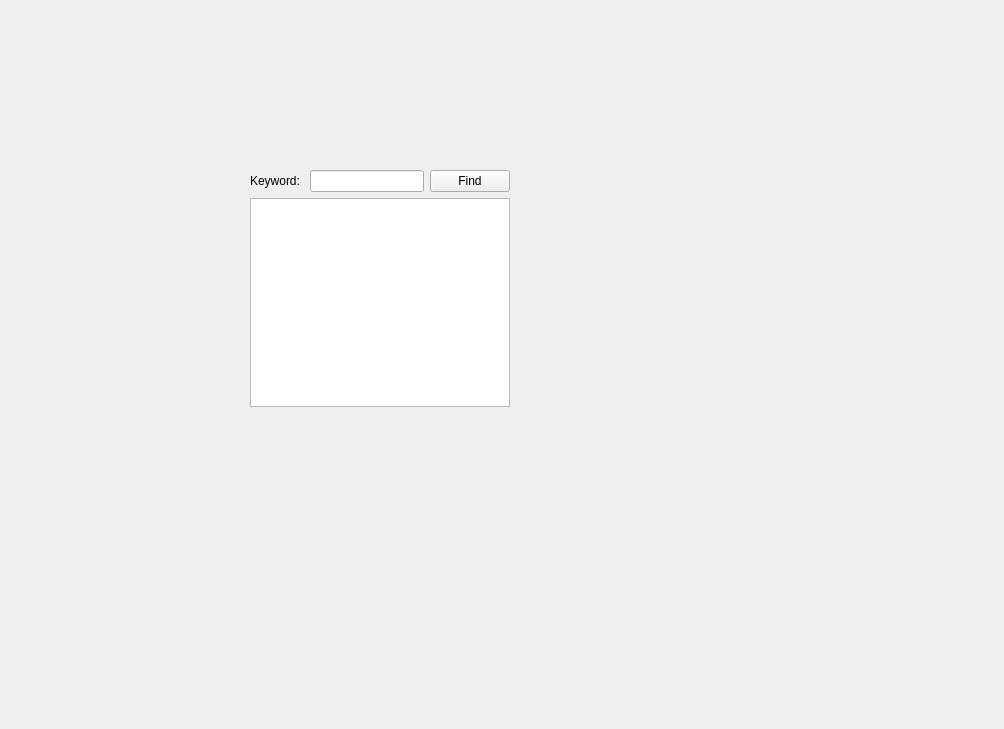
femisharomi/notepad, file TextFinder_Tutorial/TextFinder/textfinder.ui: the form before one commit.
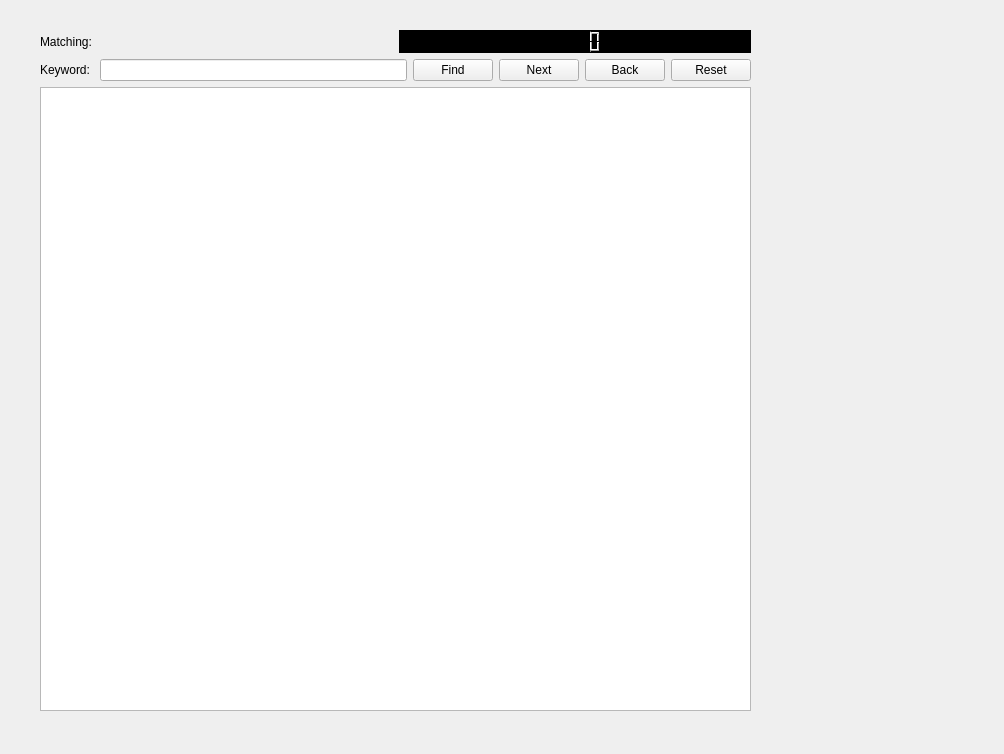
The form after the commit.

Commit message: Improved the functionality of the TextFinder App allowing for users to go back and forwards when finding words as well as reseting the program if need be.

```diff
--- a/TextFinder_Tutorial/TextFinder/textfinder.ui
+++ b/TextFinder_Tutorial/TextFinder/textfinder.ui
@@ -7,22 +7,40 @@
     <x>0</x>
     <y>0</y>
     <width>1004</width>
-    <height>729</height>
+    <height>754</height>
    </rect>
   </property>
   <property name="windowTitle">
    <string>TextFinder</string>
   </property>
-  <widget class="QWidget" name="">
+  <widget class="QWidget" name="layoutWidget">
    <property name="geometry">
     <rect>
-     <x>250</x>
-     <y>170</y>
-     <width>260</width>
-     <height>237</height>
+     <x>40</x>
+     <y>30</y>
+     <width>711</width>
+     <height>681</height>
     </rect>
    </property>
    <layout class="QVBoxLayout" name="verticalLayout">
+    <item>
+     <layout class="QHBoxLayout" name="horizontalLayout_2">
+      <item>
+       <widget class="QLabel" name="matching_label">
+        <property name="text">
+         <string>Matching: </string>
+        </property>
+       </widget>
+      </item>
+      <item>
+       <widget class="QLCDNumber" name="count_lcd">
+        <property name="styleSheet">
+         <string notr="true">background-color: rgb(0, 0, 0);</string>
+        </property>
+       </widget>
+      </item>
+     </layout>
+    </item>
     <item>
      <layout class="QHBoxLayout" name="horizontalLayout">
       <item>
@@ -42,6 +60,27 @@
         </property>
        </widget>
       </item>
+      <item>
+       <widget class="QPushButton" name="nextButton">
+        <property name="text">
+         <string>Next</string>
+        </property>
+       </widget>
+      </item>
+      <item>
+       <widget class="QPushButton" name="backButton">
+        <property name="text">
+         <string>Back</string>
+        </property>
+       </widget>
+      </item>
+      <item>
+       <widget class="QPushButton" name="resetButton">
+        <property name="text">
+         <string>Reset</string>
+        </property>
+       </widget>
+      </item>
      </layout>
     </item>
     <item>
```
Left out of the diff: 2 changed lines with no effect on the pictures. The commit also changes 125 other files.
